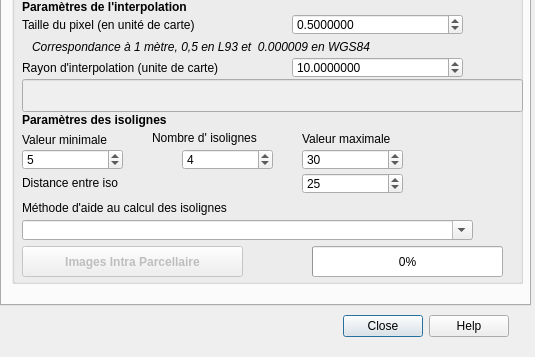
jhemmi/QgisPhysiocapPlugin, file Physiocap_dialog_base.ui: the form before one commit; both pictures show x 0 to 535 and y 363 to 720 of the 535 by 720 pixel window.
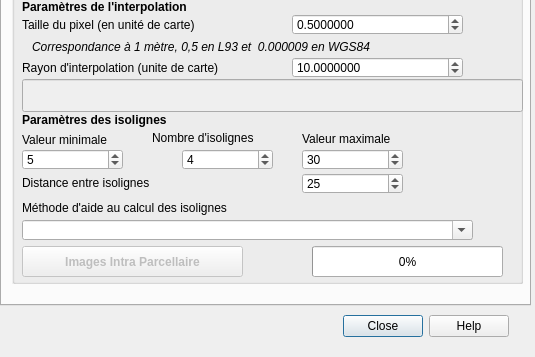
The form after the commit. The open tabs and pages were chosen to show the change.

The edit to the form file:
```diff
--- a/Physiocap_dialog_base.ui
+++ b/Physiocap_dialog_base.ui
@@ -1371,7 +1371,7 @@
        </rect>
       </property>
       <property name="text">
-       <string>Distance entre iso</string>
+       <string>Distance entre isolignes</string>
       </property>
      </widget>
      <widget class="QLabel" name="lab_70">
@@ -1533,7 +1533,7 @@
        </rect>
       </property>
       <property name="text">
-       <string>Nombre d' isolignes</string>
+       <string>Nombre d'isolignes</string>
       </property>
      </widget>
      <widget class="QSpinBox" name="spinBoxNombreIso">
```
Left out of the diff: 7 changed lines with no effect on the pictures.
